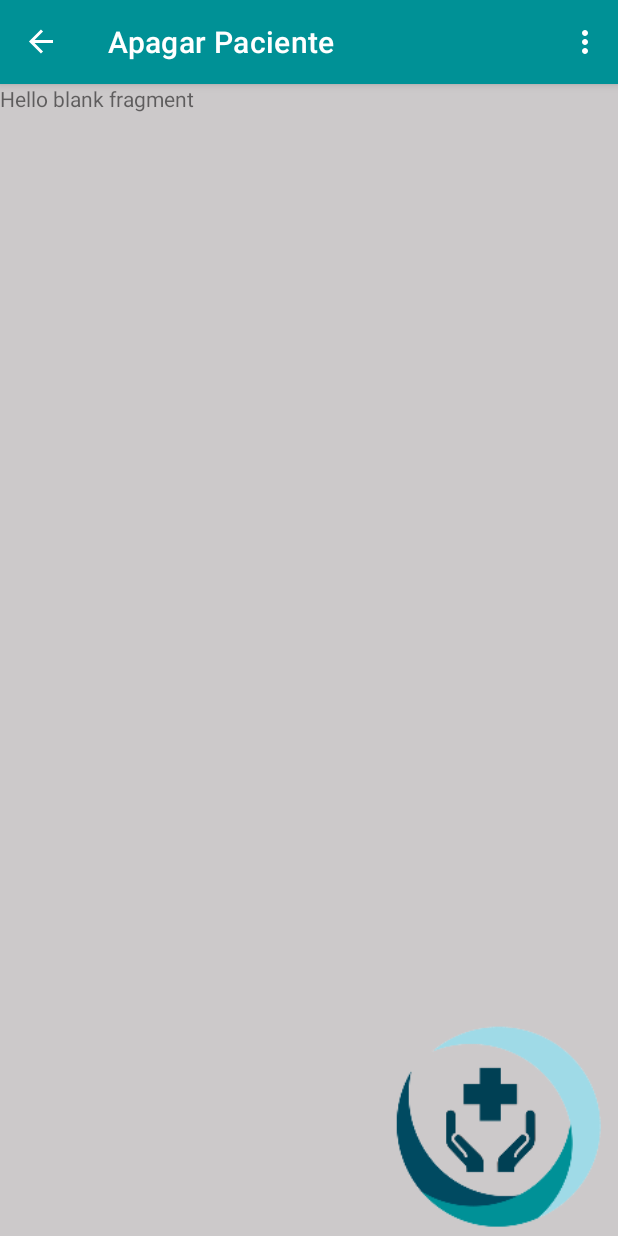
After one commit to PJProenca/ProjectoProgamacaoAvancada, an Android app: the ApagarPacienteFrag screen opened through its navigation route, on a phone screen of 412 x 824 dp. The commit adds this screen. Run offline under Robolectric (Android 15) with nearby library versions, the phone set to English and light mode, and no system bars; our stand-ins replace navigation-ui.

Commit message:
*** Criado fragamento para apagar o paciente  ***

```diff
--- /dev/null
+++ b/app/src/main/java/com/proenca/projectoprogamacaoavancada/ApagarPacienteFrag.kt
@@ -0,0 +1,59 @@
+package com.proenca.projectoprogamacaoavancada
+
+import android.os.Bundle
+import android.view.LayoutInflater
+import android.view.View
+import android.view.ViewGroup
+import androidx.fragment.app.Fragment
+
+// TODO: Rename parameter arguments, choose names that match
+// the fragment initialization parameters, e.g. ARG_ITEM_NUMBER
+private const val ARG_PARAM1 = "param1"
+private const val ARG_PARAM2 = "param2"
+
+/**
+ * A simple [Fragment] subclass.
+ * Use the [ApagarPacienteFrag.newInstance] factory method to
+ * create an instance of this fragment.
+ */
+class ApagarPacienteFrag : Fragment() {
+    // TODO: Rename and change types of parameters
+    private var param1: String? = null
+    private var param2: String? = null
+
+    override fun onCreate(savedInstanceState: Bundle?) {
+        super.onCreate(savedInstanceState)
+        arguments?.let {
+            param1 = it.getString(ARG_PARAM1)
+            param2 = it.getString(ARG_PARAM2)
+        }
+    }
+
+    override fun onCreateView(
+        inflater: LayoutInflater, container: ViewGroup?,
+        savedInstanceState: Bundle?
+    ): View? {
+        // Inflate the layout for this fragment
+        return inflater.inflate(R.layout.fragment_apagar_paciente, container, false)
+    }
+
+    companion object {
+        /**
+         * Use this factory method to create a new instance of
+         * this fragment using the provided parameters.
+         *
+         * @param param1 Parameter 1.
+         * @param param2 Parameter 2.
+         * @return A new instance of fragment ApagarPacienteFrag.
+         */
+        // TODO: Rename and change types and number of parameters
+        @JvmStatic
+        fun newInstance(param1: String, param2: String) =
+            ApagarPacienteFrag().apply {
+                arguments = Bundle().apply {
+                    putString(ARG_PARAM1, param1)
+                    putString(ARG_PARAM2, param2)
+                }
+            }
+    }
+}
--- /dev/null
+++ b/app/src/main/res/layout/fragment_apagar_paciente.xml
@@ -0,0 +1,14 @@
+<?xml version="1.0" encoding="utf-8"?>
+<FrameLayout xmlns:android="http://schemas.android.com/apk/res/android"
+    xmlns:tools="http://schemas.android.com/tools"
+    android:layout_width="match_parent"
+    android:layout_height="match_parent"
+    tools:context=".ApagarPacienteFrag">
+
+    <!-- TODO: Update blank fragment layout -->
+    <TextView
+        android:layout_width="match_parent"
+        android:layout_height="match_parent"
+        android:text="@string/hello_blank_fragment" />
+
+</FrameLayout>
--- a/app/src/main/res/navigation/nav_graph.xml
+++ b/app/src/main/res/navigation/nav_graph.xml
@@ -29,6 +29,9 @@
         <action
             android:id="@+id/action_PacienteOpcoesFrag_to_MenuPrincipalFrag"
             app:destination="@id/MenuPrincipalFrag" />
+        <action
+            android:id="@+id/action_PacienteOpcoesFrag_to_apagarPacienteFrag"
+            app:destination="@id/apagarPacienteFrag" />
     </fragment>
     <fragment
         android:id="@+id/adicionarPacientes"
@@ -39,4 +42,13 @@
             android:id="@+id/action_adicionarPacientes_to_PacienteOpcoesFrag"
             app:destination="@id/PacienteOpcoesFrag" />
     </fragment>
+    <fragment
+        android:id="@+id/apagarPacienteFrag"
+        android:name="com.proenca.projectoprogamacaoavancada.ApagarPacienteFrag"
+        android:label="@string/fragment_apagar_paciente"
+        tools:layout="@layout/fragment_apagar_paciente">
+        <action
+            android:id="@+id/action_apagarPacienteFrag_to_PacienteOpcoesFrag"
+            app:destination="@id/PacienteOpcoesFrag" />
+    </fragment>
 </navigation>
--- a/app/src/main/res/values/strings.xml
+++ b/app/src/main/res/values/strings.xml
@@ -30,4 +30,5 @@
     <string name="campoObrigatorio">Campo Obrigatório</string>
     <string name="PacienteaAddSucesso">Paciente adicionado com Sucesso</string>
     <string name="PacienteAddErro">Erro ao adicionar Paciente</string>
+    <string name="fragment_apagar_paciente">Apagar Paciente</string>
 </resources>
```
